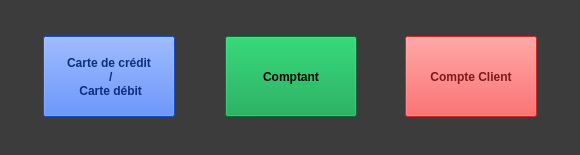
Above: ui/yeroth-erp-pointdevente-methode-paiement-dialog.ui from xnoumbissinoundou/yeroth-erp-3.0 before the change. Below: the same form after it.
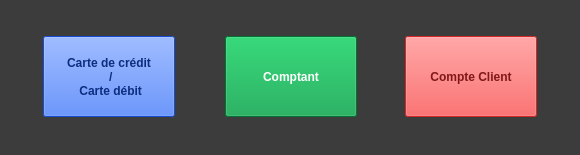
That is the form after the change. Custom widgets are drawn as their Qt base class.

Commit message: On branch master 	modified:   src/windows/yeroth-erp-pointdevente-window.cpp 	modified:   ui/yeroth-erp-pointdevente-methode-paiement-dialog.ui

```diff
--- a/ui/yeroth-erp-pointdevente-methode-paiement-dialog.ui
+++ b/ui/yeroth-erp-pointdevente-methode-paiement-dialog.ui
@@ -449,9 +449,9 @@
       <colorrole role="WindowText">
        <brush brushstyle="SolidPattern">
         <color alpha="255">
-         <red>0</red>
-         <green>0</green>
-         <blue>0</blue>
+         <red>255</red>
+         <green>255</green>
+         <blue>255</blue>
         </color>
        </brush>
       </colorrole>
@@ -503,9 +503,9 @@
       <colorrole role="Text">
        <brush brushstyle="SolidPattern">
         <color alpha="255">
-         <red>0</red>
-         <green>0</green>
-         <blue>0</blue>
+         <red>255</red>
+         <green>255</green>
+         <blue>255</blue>
         </color>
        </brush>
       </colorrole>
@@ -521,9 +521,9 @@
       <colorrole role="ButtonText">
        <brush brushstyle="SolidPattern">
         <color alpha="255">
-         <red>0</red>
-         <green>0</green>
-         <blue>0</blue>
+         <red>255</red>
+         <green>255</green>
+         <blue>255</blue>
         </color>
        </brush>
       </colorrole>
@@ -586,9 +586,9 @@
       <colorrole role="WindowText">
        <brush brushstyle="SolidPattern">
         <color alpha="255">
-         <red>0</red>
-         <green>0</green>
-         <blue>0</blue>
+         <red>255</red>
+         <green>255</green>
+         <blue>255</blue>
         </color>
        </brush>
       </colorrole>
@@ -640,9 +640,9 @@
       <colorrole role="Text">
        <brush brushstyle="SolidPattern">
         <color alpha="255">
-         <red>0</red>
-         <green>0</green>
-         <blue>0</blue>
+         <red>255</red>
+         <green>255</green>
+         <blue>255</blue>
         </color>
        </brush>
       </colorrole>
@@ -658,9 +658,9 @@
       <colorrole role="ButtonText">
        <brush brushstyle="SolidPattern">
         <color alpha="255">
-         <red>0</red>
-         <green>0</green>
-         <blue>0</blue>
+         <red>255</red>
+         <green>255</green>
+         <blue>255</blue>
         </color>
        </brush>
       </colorrole>
```
Left out of the diff: 72 changed lines with no effect on the pictures. The commit also changes 1 other file.
